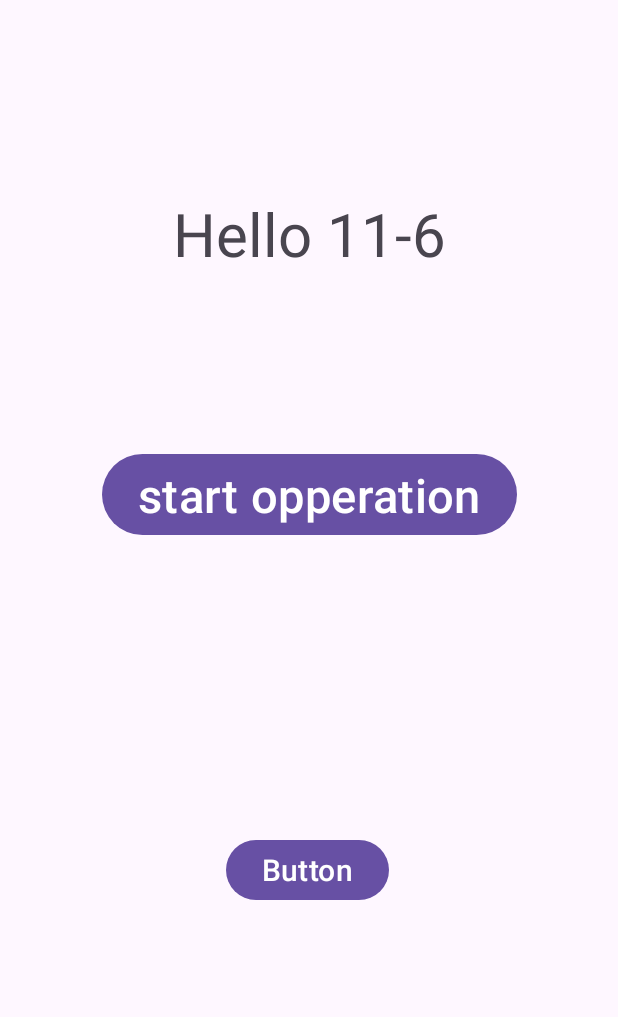
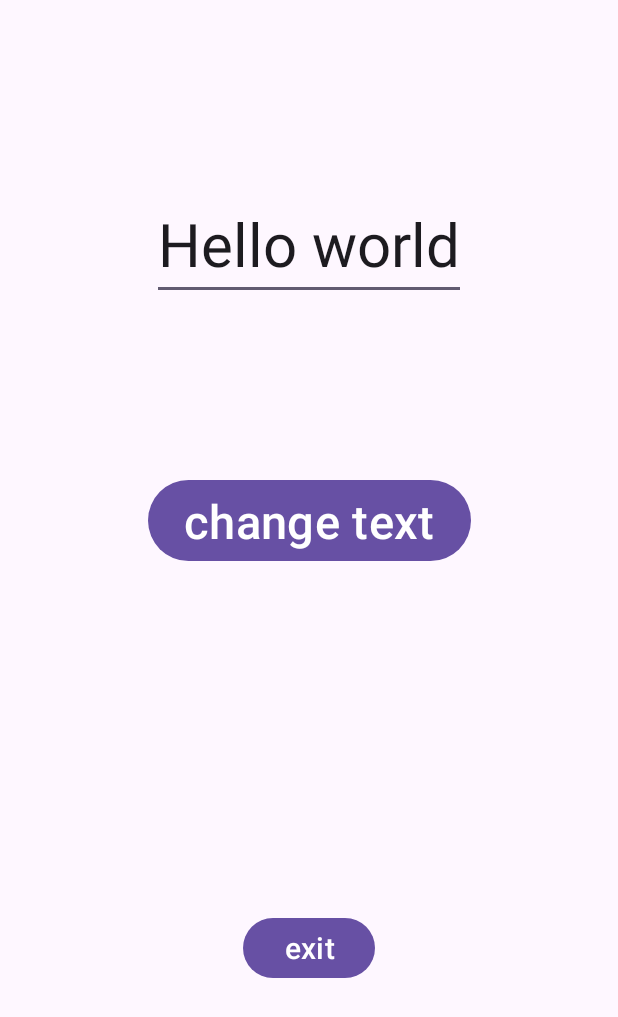
Before and after one commit to mz2166/example-1, an Android app: the screen it shows after launch (MainActivity), on a phone screen of 412 x 824 dp. Shown: the top 1017 px of the screen. Run offline under Robolectric (Android 15) with nearby library versions, the phone set to English and light mode, and no system bars.

Commit message:
second time

```diff
--- a/app/src/main/java/com/example/example_1/MainActivity.java
+++ b/app/src/main/java/com/example/example_1/MainActivity.java
@@ -1,6 +1,9 @@
 package com.example.example_1;
 
 import android.os.Bundle;
+import android.view.View;
+import android.widget.EditText;
+import android.widget.TextView;
 
 import androidx.activity.EdgeToEdge;
 import androidx.appcompat.app.AppCompatActivity;
@@ -9,16 +12,21 @@ import androidx.core.view.ViewCompat;
 import androidx.core.view.WindowInsetsCompat;
 
 public class MainActivity extends AppCompatActivity {
+private EditText etwelcome;
 
     @Override
     protected void onCreate(Bundle savedInstanceState) {
         super.onCreate(savedInstanceState);
-        EdgeToEdge.enable(this);
         setContentView(R.layout.activity_main);
-        ViewCompat.setOnApplyWindowInsetsListener(findViewById(R.id.main), (v, insets) -> {
-            Insets systemBars = insets.getInsets(WindowInsetsCompat.Type.systemBars());
-            v.setPadding(systemBars.left, systemBars.top, systemBars.right, systemBars.bottom);
-            return insets;
-        });
+        etwelcome=findViewById(R.id.text1);
+
+    }
+
+    public void change_text(View view){
+        etwelcome.setText("this is my first app");
+    }
+    public void finishApp(View view){
+        finish();
+        System.exit(0);
     }
 }
--- a/app/src/main/res/layout/activity_main.xml
+++ b/app/src/main/res/layout/activity_main.xml
@@ -7,45 +7,48 @@
     android:layout_height="match_parent"
     tools:context=".MainActivity">
 
-    <TextView
-        android:id="@+id/textView"
+    <EditText
+        android:id="@+id/text1"
         android:layout_width="wrap_content"
         android:layout_height="wrap_content"
-        android:text="Hello 11-6"
+        android:text="Hello world"
         android:textSize="40sp"
         app:layout_constraintBottom_toBottomOf="parent"
         app:layout_constraintEnd_toEndOf="parent"
         app:layout_constraintHorizontal_bias="0.501"
         app:layout_constraintStart_toStartOf="parent"
         app:layout_constraintTop_toTopOf="parent"
-        app:layout_constraintVertical_bias="0.167">
+        app:layout_constraintVertical_bias="0.167"/>
 
-    </TextView>
+
 
     <Button
-        android:id="@+id/button2"
+        android:id="@+id/button1"
         android:layout_width="wrap_content"
         android:layout_height="wrap_content"
         android:textSize="31dp"
         android:layout_marginStart="196dp"
         android:layout_marginTop="116dp"
         android:layout_marginEnd="196dp"
-        android:text="start opperation"
+        android:text="change text"
+        android:onClick="change_text"
         app:layout_constraintEnd_toEndOf="parent"
         app:layout_constraintStart_toStartOf="parent"
-        app:layout_constraintTop_toBottomOf="@+id/textView" />
+        app:layout_constraintTop_toBottomOf="@+id/text1" />
 
     <Button
-        android:id="@+id/button"
-        android:textSize="20dp"
+        android:id="@+id/button2"
         android:layout_width="wrap_content"
         android:layout_height="wrap_content"
         android:layout_marginStart="193dp"
         android:layout_marginEnd="196dp"
-        android:layout_marginBottom="220dp"
-        android:text="Button"
+        android:layout_marginBottom="168dp"
+        android:text="exit"
+        android:onClick="finishApp"
+        android:textSize="20dp"
         app:layout_constraintBottom_toBottomOf="parent"
         app:layout_constraintEnd_toEndOf="parent"
+        app:layout_constraintHorizontal_bias="0.484"
         app:layout_constraintStart_toStartOf="parent" />
 
 
```
